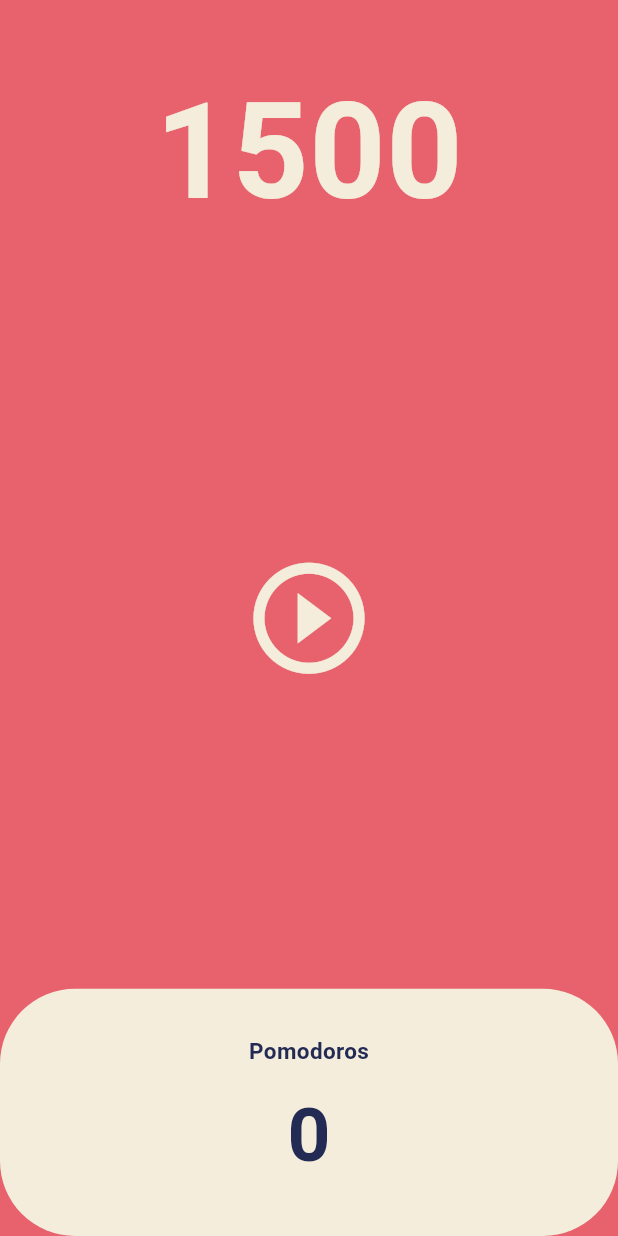
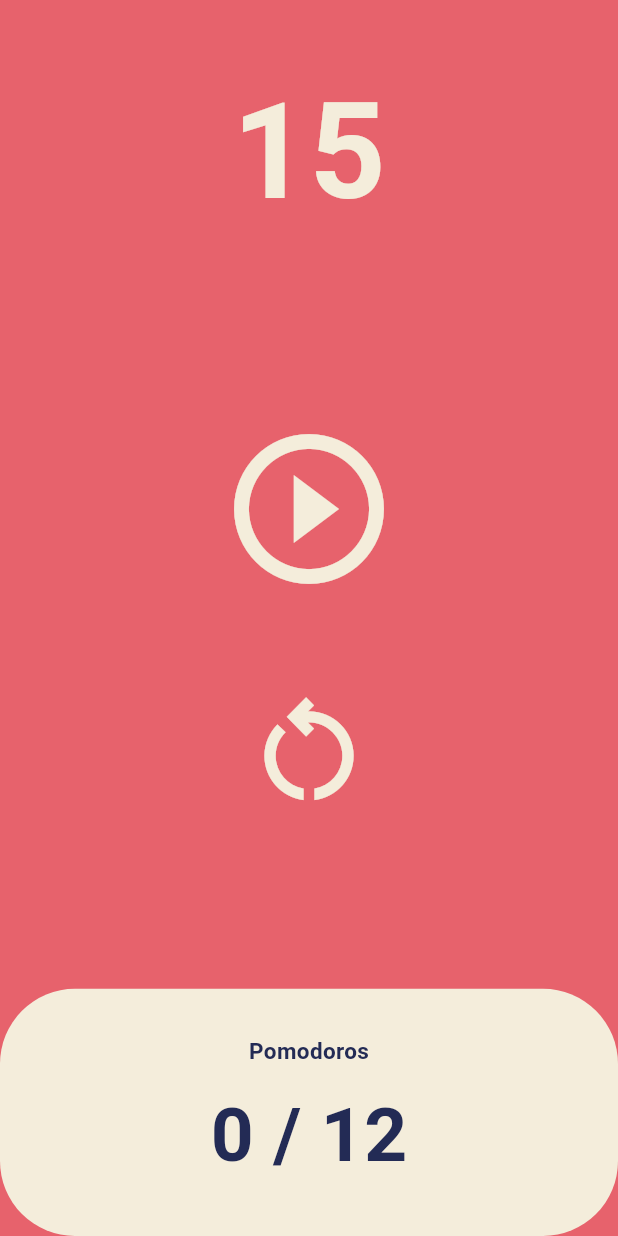
Before and after one commit to novellus1013/toonflix, a Flutter app: the screen it shows after launch, on a phone screen of 412 x 824 dp. Run offline on Flutter 3.47's test engine with Material 3 defaults, Android fonts, the phone set to English and light mode, and no system bars.

Commit message:
challenge -  reset 버튼 추가

```diff
--- a/lib/screens/home_screen.dart
+++ b/lib/screens/home_screen.dart
@@ -10,9 +10,10 @@ class HomeScreen extends StatefulWidget {
 }
 
 class _HomeScreenState extends State<HomeScreen> {
-  int totalSeconds = 1500;
+  int totalSeconds = 15;
+  bool isRunning = false;
+  int totalPomodoros = 0;
   late Timer timer;
-  bool isRunning = false;
 
   void onStartPressed() {
     timer = Timer.periodic(const Duration(seconds: 1), onTickTock);
@@ -25,12 +26,28 @@ class _HomeScreenState extends State<HomeScreen> {
     setState(() {
       totalSeconds = totalSeconds - 1;
     });
+
+    if (totalSeconds == 0) {
+      timer.cancel();
+      isRunning = false;
+      totalPomodoros += 1;
+      totalSeconds = 15;
+    }
   }
 
   void onPausePressed() {
     timer.cancel();
     setState(() {
       isRunning = false;
+    });
+  }
+
+  void onPressedClear() {
+    timer.cancel();
+    setState(() {
+      totalSeconds = 1500;
+      isRunning = false;
+      totalPomodoros = 0;
     });
   }
 
@@ -57,15 +74,38 @@ class _HomeScreenState extends State<HomeScreen> {
           Flexible(
             flex: 3,
             child: Center(
-              child: IconButton(
+              child: Row(
+                children: [
+                  Expanded(
+                    child: Column(
+                      mainAxisAlignment: MainAxisAlignment.center,
+                      children: [
+                        IconButton(
                           color: Theme.of(context).cardColor,
-                onPressed: isRunning ? onPausePressed : onStartPressed,
+                          onPressed:
+                              isRunning ? onPausePressed : onStartPressed,
                           icon: Icon(
                             isRunning
                                 ? Icons.pause_circle_outline
                                 : Icons.play_circle_outline,
                           ),
+                          iconSize: 120.0,
+                        ),
+                        const SizedBox(
+                          height: 40.0,
+                        ),
+                        IconButton(
+                          color: Theme.of(context).cardColor,
+                          onPressed: onPressedClear,
+                          icon: const Icon(
+                            Icons.restart_alt_outlined,
+                          ),
                           iconSize: 89.0,
+                        ),
+                      ],
+                    ),
+                  ),
+                ],
               ),
             ),
           ),
@@ -75,6 +115,9 @@ class _HomeScreenState extends State<HomeScreen> {
               children: [
                 Expanded(
                   child: Container(
+                    padding: const EdgeInsets.symmetric(
+                      horizontal: 100.0,
+                    ),
                     decoration: BoxDecoration(
                       color: Theme.of(context).cardColor,
                       borderRadius: BorderRadius.circular(50.0),
@@ -97,7 +140,7 @@ class _HomeScreenState extends State<HomeScreen> {
                           height: 10.0,
                         ),
                         Text(
-                          "0",
+                          '$totalPomodoros / 12',
                           style: TextStyle(
                             color: Theme.of(context)
                                 .textTheme
```
Lines whose indentation alone changed are shown as unchanged.
